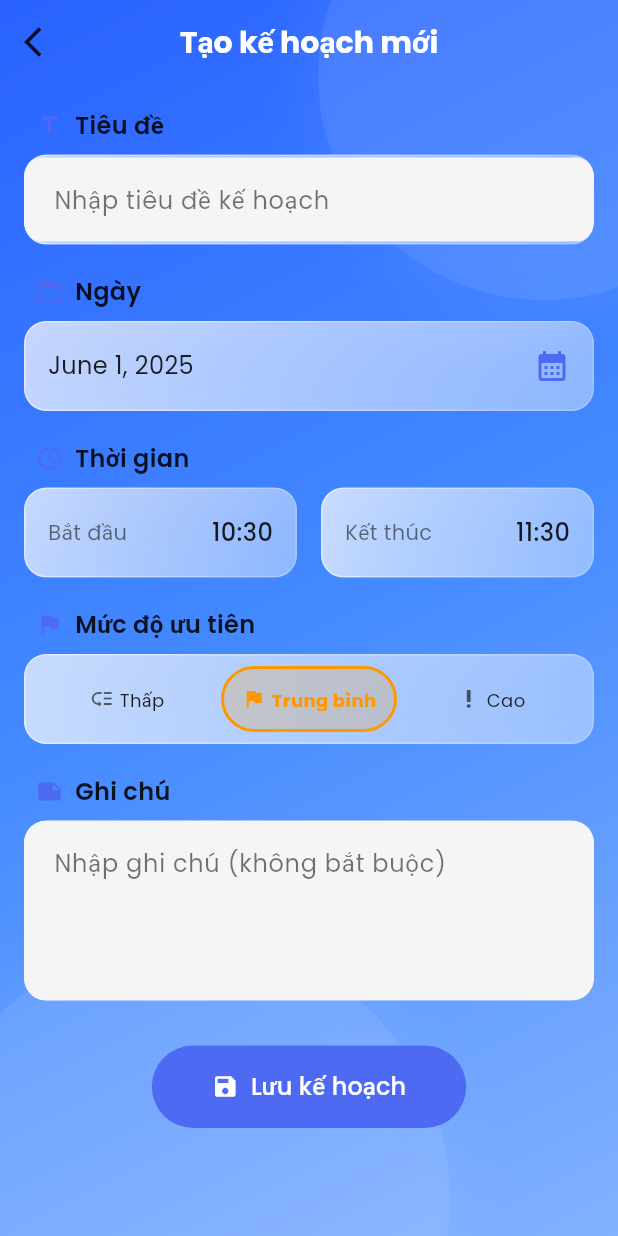
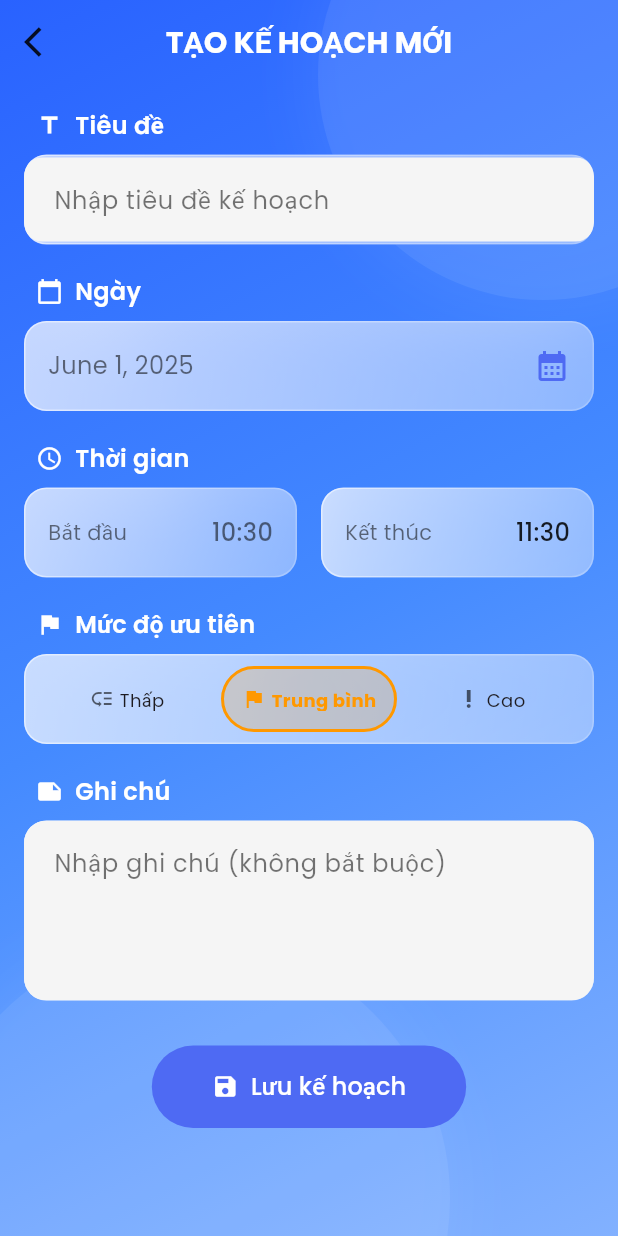
Before and after one commit to TrungQuangnguyeen/TakeTime-FocusApp, a Flutter app: the CreatePlanScreen screen opened directly, on a phone screen of 412 x 824 dp. Run offline on Flutter 3.47's test engine with Material 3 defaults, Android fonts, the light colour scheme and no system bars; drawn by our look-alikes of glassmorphism; our stand-ins replace animate_do, animated_text_kit, audioplayers, fl_chart, flutter_local_notifications, flutter_svg and 6 more; missing offline and left inert: installed_apps; accounts and stored records are empty; network calls fail.

Commit message:
Update Font color and icon for create|edit task

```diff
--- a/Taketime-FocusApp/lib/screens/plan/create_plan_screen.dart
+++ b/Taketime-FocusApp/lib/screens/plan/create_plan_screen.dart
@@ -324,7 +324,7 @@ class _CreatePlanScreenState extends State<CreatePlanScreen> {
           backgroundColor: Colors.transparent,
           elevation: 0,
           title: Text(
-            _isEditing ? 'Chỉnh sửa kế hoạch' : 'Tạo kế hoạch mới',
+            _isEditing ? 'CHỈNH SỬA KẾ HOẠCH' : 'TẠO KẾ HOẠCH MỚI',
             style: GoogleFonts.poppins(
               fontWeight: FontWeight.bold,
               color: isDark ? Colors.white : Colors.white,
@@ -348,7 +348,7 @@ class _CreatePlanScreenState extends State<CreatePlanScreen> {
                 // Title field
                 FadeInDown(
                   duration: const Duration(milliseconds: 400),
-                  child: _buildSectionTitle('Tiêu đề', Icons.title),
+                  child: _buildSectionTitle('Tiêu đề', Icons.title_outlined),
                 ),
                 FadeInDown(
                   duration: const Duration(milliseconds: 500),
@@ -356,7 +356,7 @@ class _CreatePlanScreenState extends State<CreatePlanScreen> {
                     child: TextFormField(
                       controller: _titleController,
                       style: GoogleFonts.poppins(
-                        color: isDark ? Colors.white : Colors.black87,
+                        color: isDark ? Colors.white : Colors.black54,
                       ),
                       decoration: InputDecoration(
                         hintText: 'Nhập tiêu đề kế hoạch',
@@ -402,7 +402,7 @@ class _CreatePlanScreenState extends State<CreatePlanScreen> {
                             DateFormat.yMMMMd().format(_startTime),
                             style: GoogleFonts.poppins(
                               fontSize: 16,
-                              color: isDark ? Colors.white : Colors.black87,
+                              color: isDark ? Colors.white : Colors.black54,
                             ),
                           ),
                           Icon(
@@ -453,7 +453,7 @@ class _CreatePlanScreenState extends State<CreatePlanScreen> {
                                     fontSize: 16,
                                     fontWeight: FontWeight.w500,
                                     color:
-                                        isDark ? Colors.white : Colors.black87,
+                                        isDark ? Colors.white : Colors.black54,
                                   ),
                                 ),
                               ],
@@ -620,14 +620,14 @@ class _CreatePlanScreenState extends State<CreatePlanScreen> {
       padding: const EdgeInsets.only(left: 8.0, bottom: 8.0),
       child: Row(
         children: [
-          Icon(icon, size: 18, color: theme.colorScheme.primary),
+          Icon(icon, size: 18, color: Colors.white),
           const SizedBox(width: 8),
           Text(
             title,
             style: GoogleFonts.poppins(
               fontSize: 16,
               fontWeight: FontWeight.w600,
-              color: isDark ? Colors.white : Colors.black87,
+              color: isDark ? Colors.white : Colors.white,
             ),
           ),
         ],
```
